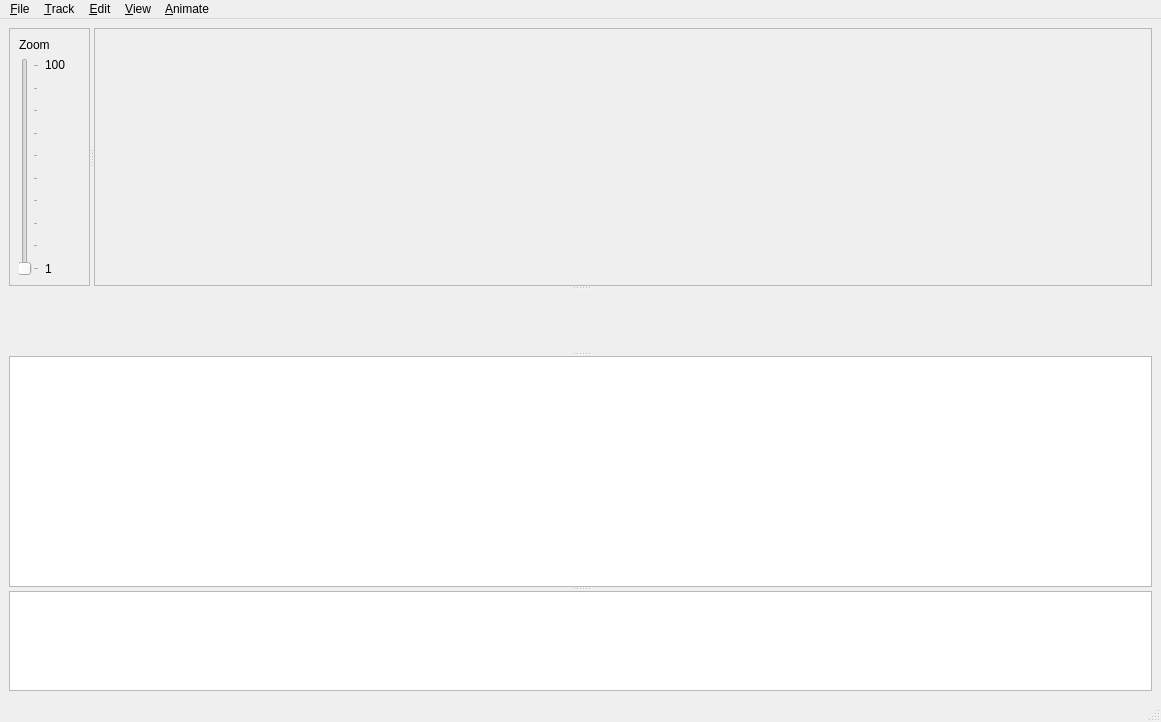
Qt form trackeditor/TrackEditor.ui (martinrunge/trackeditor) before a commit.
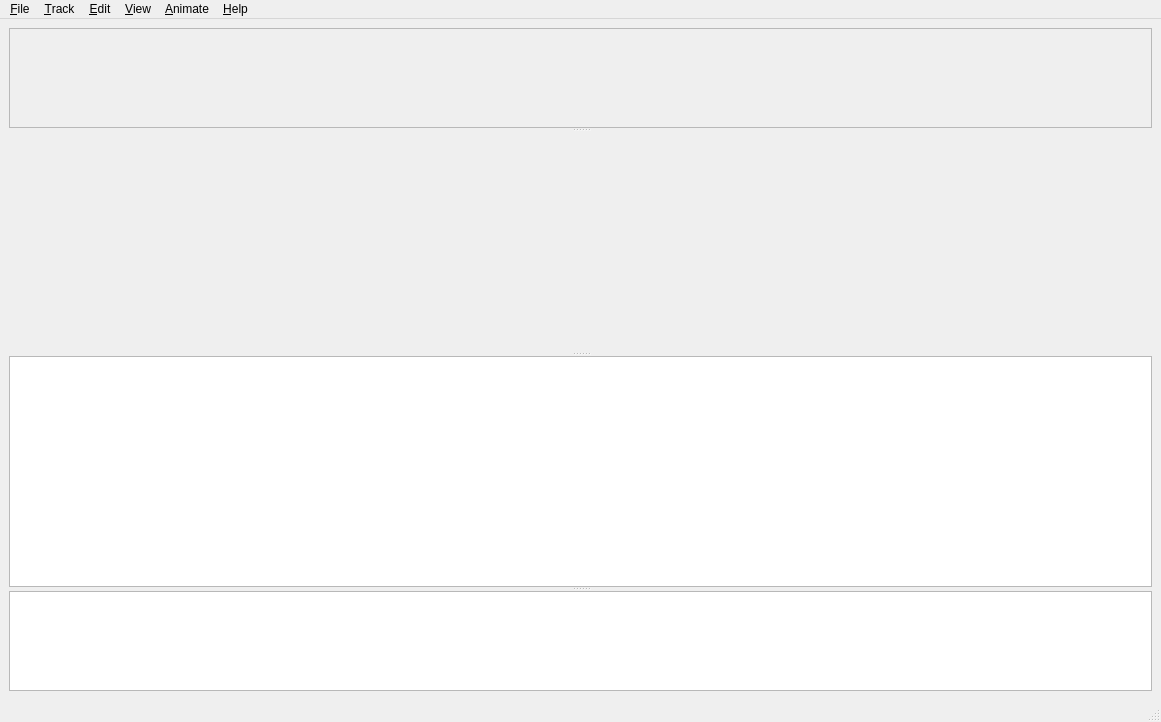
The same form after that commit. Custom widgets are drawn as their Qt base class.

```diff
--- a/trackeditor/TrackEditor.ui
+++ b/trackeditor/TrackEditor.ui
@@ -36,84 +36,6 @@
        <property name="orientation">
         <enum>Qt::Horizontal</enum>
        </property>
-       <widget class="QFrame" name="frame">
-        <property name="minimumSize">
-         <size>
-          <width>81</width>
-          <height>100</height>
-         </size>
-        </property>
-        <property name="maximumSize">
-         <size>
-          <width>81</width>
-          <height>16777215</height>
-         </size>
-        </property>
-        <property name="frameShape">
-         <enum>QFrame::StyledPanel</enum>
-        </property>
-        <property name="frameShadow">
-         <enum>QFrame::Raised</enum>
-        </property>
-        <layout class="QGridLayout" name="gridLayout_2">
-         <item row="0" column="0" colspan="2">
-          <widget class="QLabel" name="label">
-           <property name="text">
-            <string>Zoom</string>
-           </property>
-          </widget>
-         </item>
-         <item row="1" column="0" rowspan="3">
-          <widget class="QSlider" name="zoomSlider">
-           <property name="minimum">
-            <number>1</number>
-           </property>
-           <property name="maximum">
-            <number>10</number>
-           </property>
-           <property name="singleStep">
-            <number>1</number>
-           </property>
-           <property name="orientation">
-            <enum>Qt::Vertical</enum>
-           </property>
-           <property name="tickPosition">
-            <enum>QSlider::TicksBelow</enum>
-           </property>
-           <property name="tickInterval">
-            <number>1</number>
-           </property>
-          </widget>
-         </item>
-         <item row="1" column="1">
-          <widget class="QLabel" name="label_2">
-           <property name="text">
-            <string>100</string>
-           </property>
-          </widget>
-         </item>
-         <item row="2" column="1">
-          <spacer name="verticalSpacer">
-           <property name="orientation">
-            <enum>Qt::Vertical</enum>
-           </property>
-           <property name="sizeHint" stdset="0">
-            <size>
-             <width>20</width>
-             <height>40</height>
-            </size>
-           </property>
-          </spacer>
-         </item>
-         <item row="3" column="1">
-          <widget class="QLabel" name="label_3">
-           <property name="text">
-            <string>1</string>
-           </property>
-          </widget>
-         </item>
-        </layout>
-       </widget>
        <widget class="CScrolledTrackView" name="scrollArea">
         <property name="sizePolicy">
          <sizepolicy hsizetype="Expanding" vsizetype="Expanding">
@@ -135,8 +57,8 @@
           <rect>
            <x>0</x>
            <y>0</y>
-           <width>1063</width>
-           <height>256</height>
+           <width>1147</width>
+           <height>258</height>
           </rect>
          </property>
         </widget>
@@ -197,7 +119,7 @@
      <x>0</x>
      <y>0</y>
      <width>1161</width>
-     <height>24</height>
+     <height>22</height>
     </rect>
    </property>
    <widget class="QMenu" name="menuFile">
@@ -261,11 +183,18 @@
     <addaction name="actionStop_Animation"/>
     <addaction name="menuSpeed"/>
    </widget>
+   <widget class="QMenu" name="menu_Help">
+    <property name="title">
+     <string>&amp;Help</string>
+    </property>
+    <addaction name="action_About"/>
+   </widget>
    <addaction name="menuFile"/>
    <addaction name="menuTrack"/>
    <addaction name="menuEdit"/>
    <addaction name="menuView"/>
    <addaction name="menuAnimate"/>
+   <addaction name="menu_Help"/>
   </widget>
   <widget class="QStatusBar" name="statusbar"/>
   <action name="action_Connect">
```
Left out of the diff: 87 changed lines with no effect on the pictures.
